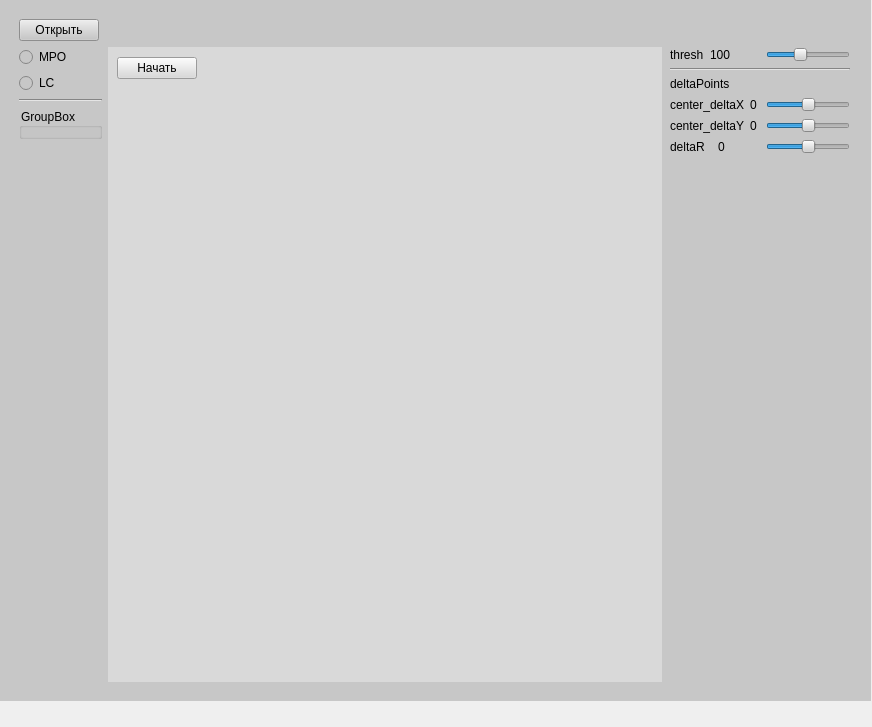
Before: the Qt Designer form App/interface.ui in WlcdWlcd/projectFA, drawn with Qt 5.
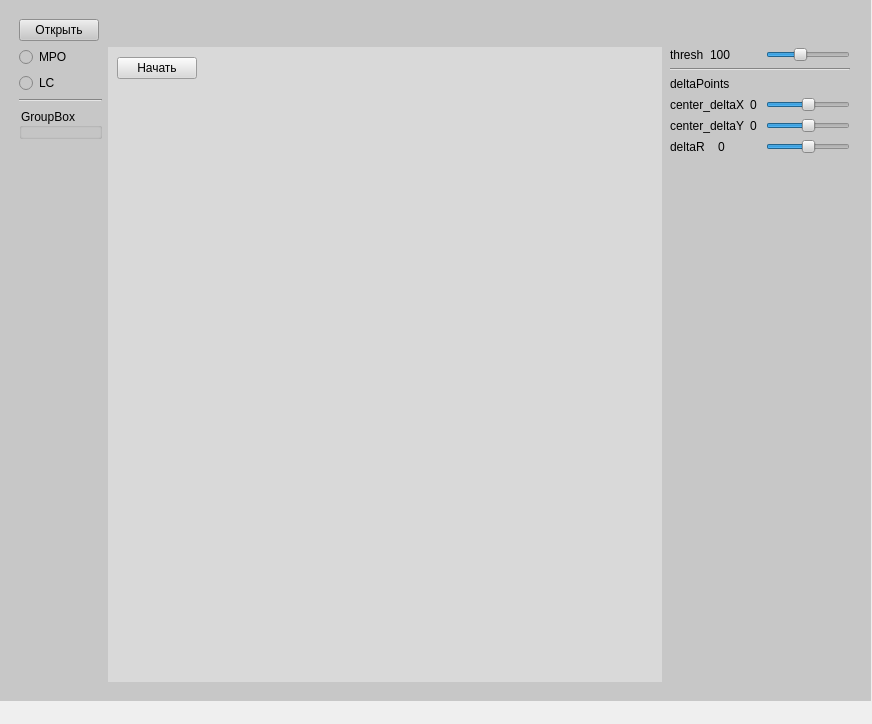
After: the same form once the commit is applied.

Commit message: devided counting percent and some refactor

```diff
--- a/App/interface.ui
+++ b/App/interface.ui
@@ -7,7 +7,7 @@
     <x>0</x>
     <y>0</y>
     <width>872</width>
-    <height>727</height>
+    <height>724</height>
    </rect>
   </property>
   <property name="baseSize">
@@ -86,7 +86,7 @@
     <property name="styleSheet">
      <string notr="true">background:rgb(199, 199, 199)</string>
     </property>
-    <layout class="QGridLayout" name="gridLayout" rowstretch="0,0,0,0">
+    <layout class="QGridLayout" name="gridLayout" rowstretch="0,0,0">
      <property name="sizeConstraint">
       <enum>QLayout::SetMinimumSize</enum>
      </property>
@@ -122,6 +122,9 @@
         </property>
         <item>
          <layout class="QHBoxLayout" name="horizontalLayout_8">
+          <property name="sizeConstraint">
+           <enum>QLayout::SetDefaultConstraint</enum>
+          </property>
           <property name="leftMargin">
            <number>0</number>
           </property>
@@ -137,7 +140,7 @@
           <item>
            <widget class="QPushButton" name="start_push_button">
             <property name="sizePolicy">
-             <sizepolicy hsizetype="Minimum" vsizetype="Minimum">
+             <sizepolicy hsizetype="Maximum" vsizetype="Maximum">
               <horstretch>0</horstretch>
               <verstretch>0</verstretch>
              </sizepolicy>
@@ -170,27 +173,45 @@
           <property name="topMargin">
            <number>0</number>
           </property>
-          <item row="1" column="0">
-           <widget class="QLabel" name="ImageLabel">
-            <property name="sizePolicy">
-             <sizepolicy hsizetype="Preferred" vsizetype="MinimumExpanding">
-              <horstretch>0</horstretch>
-              <verstretch>0</verstretch>
-             </sizepolicy>
+          <item row="3" column="0">
+           <layout class="QVBoxLayout" name="verticalLayout_4">
+            <property name="sizeConstraint">
+             <enum>QLayout::SetMinimumSize</enum>
             </property>
-            <property name="text">
-             <string/>
-            </property>
-           </widget>
-          </item>
-         </layout>
-        </item>
         <item>
          <layout class="QHBoxLayout" name="horizontalLayout_2">
           <item>
-           <layout class="QHBoxLayout" name="horizontalLayout_6">
+               <widget class="QLabel" name="core_label">
+                <property name="text">
+                 <string/>
+                </property>
+               </widget>
+              </item>
             <item>
-             <widget class="QLabel" name="PrersentageLabel">
+               <spacer name="horizontalSpacer_3">
+                <property name="orientation">
+                 <enum>Qt::Horizontal</enum>
+                </property>
+                <property name="sizeHint" stdset="0">
+                 <size>
+                  <width>40</width>
+                  <height>20</height>
+                 </size>
+                </property>
+               </spacer>
+              </item>
+             </layout>
+            </item>
+            <item>
+             <layout class="QHBoxLayout" name="horizontalLayout">
+              <property name="spacing">
+               <number>6</number>
+              </property>
+              <property name="sizeConstraint">
+               <enum>QLayout::SetNoConstraint</enum>
+              </property>
+              <item>
+               <widget class="QLabel" name="shell_label">
               <property name="text">
                <string/>
               </property>
@@ -210,6 +231,21 @@
              </spacer>
             </item>
            </layout>
+            </item>
+           </layout>
+          </item>
+          <item row="0" column="0">
+           <widget class="QLabel" name="ImageLabel">
+            <property name="sizePolicy">
+             <sizepolicy hsizetype="Expanding" vsizetype="Expanding">
+              <horstretch>0</horstretch>
+              <verstretch>0</verstretch>
+             </sizepolicy>
+            </property>
+            <property name="text">
+             <string/>
+            </property>
+           </widget>
           </item>
          </layout>
         </item>
```
Lines whose indentation alone changed are shown as unchanged. The commit also changes 2 other files.
